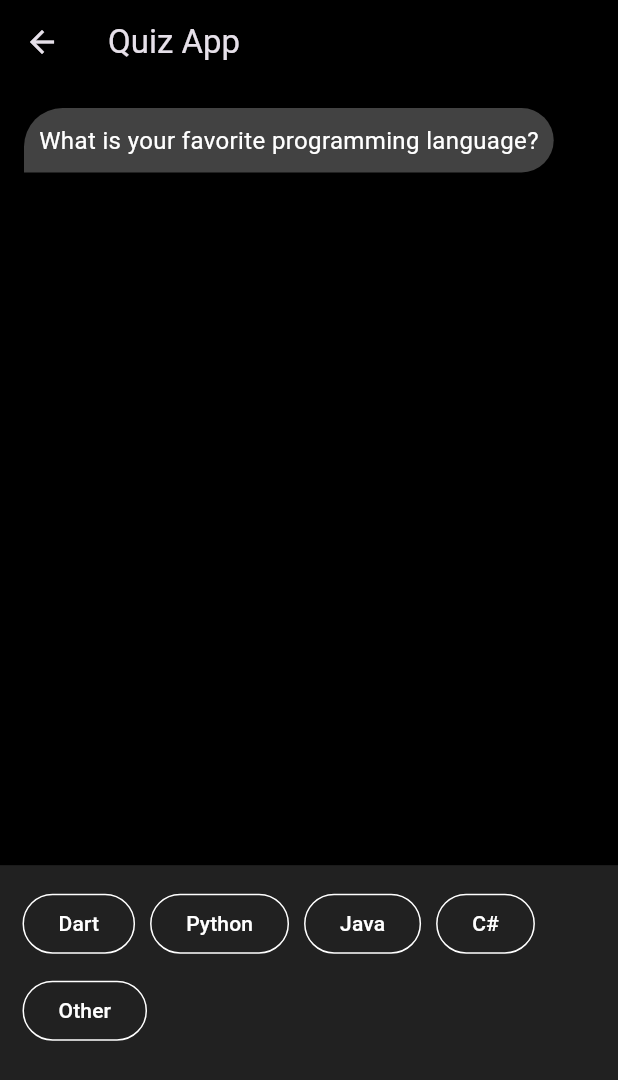
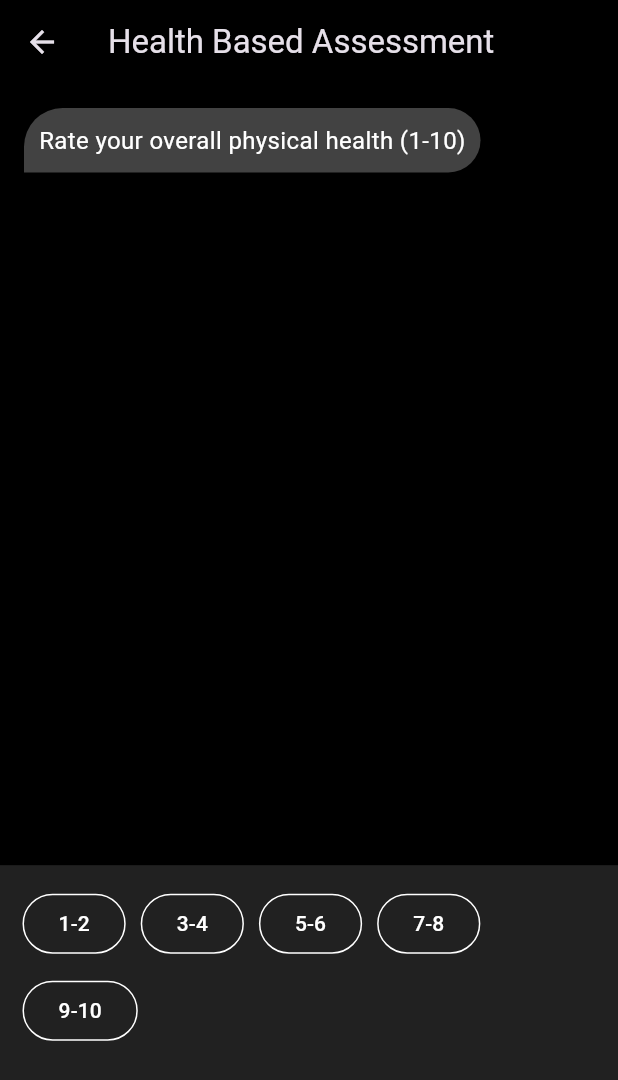
Before and after one commit to Onome15/iyf, a Flutter app: the QuizScreen screen opened directly, on a phone screen of 412 x 824 dp. Shown: the top 1080 px of the screen. Run offline on Flutter 3.47's test engine with Material 3 defaults, Android fonts, the phone set to English and light mode, and no system bars; our stand-ins replace shared_preferences; accounts and stored records are empty.

Commit message:
Added questions

```diff
--- a/lib/screens/home/quiz/quiz_questions.dart
+++ b/lib/screens/home/quiz/quiz_questions.dart
@@ -1,14 +1,110 @@
 final List<Map<String, dynamic>> quizQuestions = [
   {
-    'question': 'What is your favorite programming language?',
-    'options': ['Dart', 'Python', 'Java', 'C#', 'Other'],
+    'question': "Rate your overall physical health (1-10)",
+    'options': ['1-2', '3-4', '5-6', '7-8', '9-10'],
   },
   {
-    'question': 'What is your preferred IDE?',
-    'options': ['VS Code', 'Android Studio', 'IntelliJ IDEA', 'Eclipse'],
+    'question': " Rate your mental and emotional well-being (1-10): ",
+    'options': ['1-2', '3-4', '5-6', '7-8', '9-10'],
   },
   {
-    'question': 'What type of projects do you enjoy?',
-    'options': ['Web Development', 'Mobile Apps', 'Data Science', 'Gaming'],
+    'question':
+        " How often do you engage in activities that benefit your health?",
+    'options': ['Daily', 'A few times weekly', 'Rarely', 'Never'],
   },
+  {
+    'question': " How important is maintaining good health to you? ",
+    'options': [
+      'Extremely Important',
+      'Important',
+      'Somewhat Important',
+      'Not Important'
+    ],
+  },
+  {
+    'question': " What motivates you to prioritize your health? ",
+    'options': [
+      'Energy and productivity',
+      'Longevity and disease prevention',
+      'Physical appearance',
+      'Mental clarity'
+    ],
+  },
+  {
+    'question':
+        " How balanced do you feel in managing physical and mental health alongside other aspects of your life?",
+    'options': [
+      'Very Balance',
+      'Somewhat Balance',
+      'Unbalanced',
+      'Very Unbalanced'
+    ],
+  },
+  {
+    'question':
+        " What is the biggest challenge you face in improving your health?",
+    'options': [
+      'Very Balance',
+      'Somewhat Balance',
+      'Unbalanced',
+      'Very Unbalanced'
+    ],
+  },
+  {
+    'question':
+        " On a scale from 1-10, how would you rate the quality of your relationships with family?",
+    'options': ['1-2', '3-4', '5-6', '7-8', '9-10'],
+  },
+  {
+    'question':
+        " On a scale from 1-10, how would you rate the quality of your relationships with friends? ",
+    'options': ['1-2', '3-4', '5-6', '7-8', '9-10'],
+  },
+  {
+    'question':
+        " On a scale from 1-10, how would you rate the quality of your relationships with romantic relationship(s)?",
+    'options': ['1-2', '3-4', '5-6', '7-8', '9-10'],
+  },
+  {
+    'question':
+        " On a scale from 1-10, how would you rate your relationship with yourself?",
+    'options': ['1-2', '3-4', '5-6', '7-8', '9-10'],
+  },
+  {
+    'question':
+        "On a scale from 1-10, how would you rate your relationship with yourself?  ",
+    'options': ['1-2', '3-4', '5-6', '7-8', '9-10'],
+  },
+  {
+    'question': " How important are relationships to your sense of well-being?",
+    'options': [
+      'Extremely Important',
+      'Important',
+      'Somewhat Important',
+      'Not Important'
+    ],
+  },
+  {
+    'question':
+        "  What qualities do you prioritize in relationships (Select all that apply)",
+    'options': [
+      'Trust',
+      'Communication',
+      'Emotional Support',
+      'Shared Interests',
+      'Personal Growth'
+    ],
+  },
+  // {
+  //   'question': "  ",
+  //   'options': ['1-2', '3-4', '5-6', '7-8', '9-10'],
+  // },
+  // {
+  //   'question': "  ",
+  //   'options': ['1-2', '3-4', '5-6', '7-8', '9-10'],
+  // },
+  // {
+  //   'question': "  ",
+  //   'options': ['1-2', '3-4', '5-6', '7-8', '9-10'],
+  // },
 ];
--- a/lib/screens/home/quiz/quiz_screen.dart
+++ b/lib/screens/home/quiz/quiz_screen.dart
@@ -12,6 +12,8 @@ class QuizScreen extends StatefulWidget {
 
 class QuizScreenState extends State<QuizScreen> {
   final List<Map<String, String>> _chatHistory = []; // Store chat messages
+  final ScrollController _scrollController =
+      ScrollController(); // Add ScrollController
 
   Future<void> _submitAnswers() async {
     print("Submitting answers: $_chatHistory");
@@ -26,10 +28,26 @@ class QuizScreenState extends State<QuizScreen> {
         'answer': answer,
       });
 
+      // Automatically scroll to the bottom after a new answer
+      WidgetsBinding.instance.addPostFrameCallback((_) {
+        _scrollController.animateTo(
+          _scrollController.position.maxScrollExtent,
+          duration: const Duration(milliseconds: 300),
+          curve: Curves.easeOut,
+        );
+      });
+
       if (_chatHistory.length >= quizQuestions.length) {
         _submitAnswers();
       }
     });
+  }
+
+  @override
+  void dispose() {
+    _scrollController
+        .dispose(); // Dispose ScrollController to prevent memory leaks
+    super.dispose();
   }
 
   @override
@@ -38,13 +56,14 @@ class QuizScreenState extends State<QuizScreen> {
 
     return Scaffold(
       appBar: AppBar(
-        title: const Text('Quiz App'),
+        title: const Text('Health Based Assessment'),
       ),
       body: Column(
         children: [
           // Chat history
           Expanded(
             child: ListView.builder(
+              controller: _scrollController, // Attach ScrollController
               padding: const EdgeInsets.all(16),
               itemCount: _chatHistory.length + 1,
               itemBuilder: (context, index) {
```
